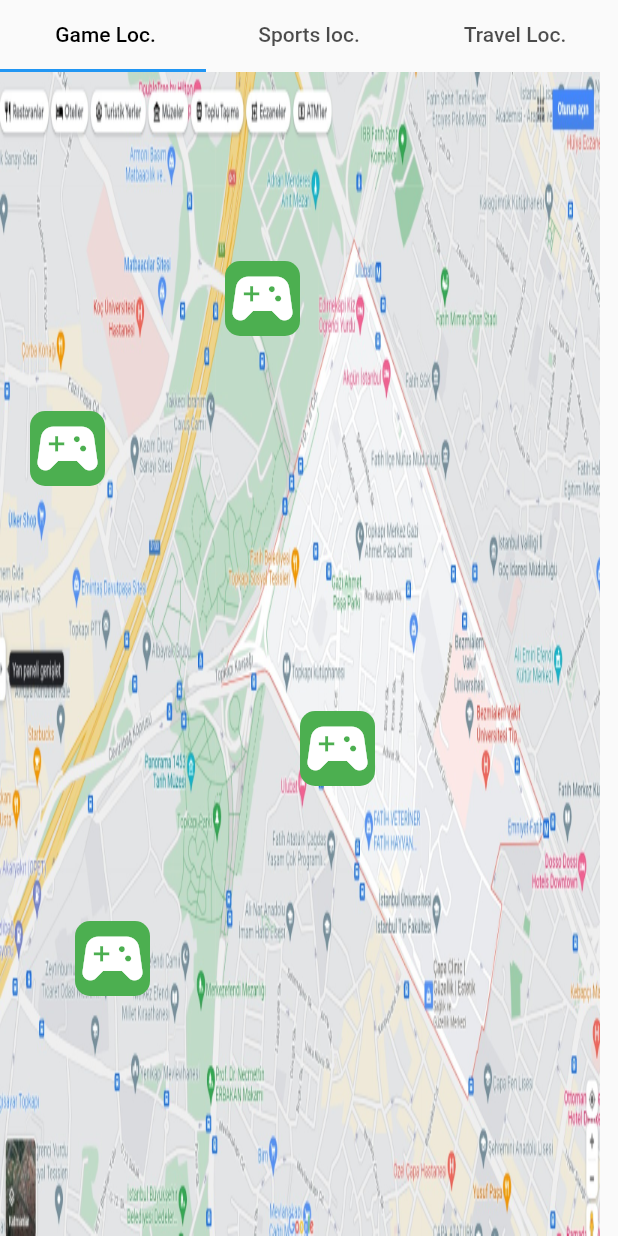
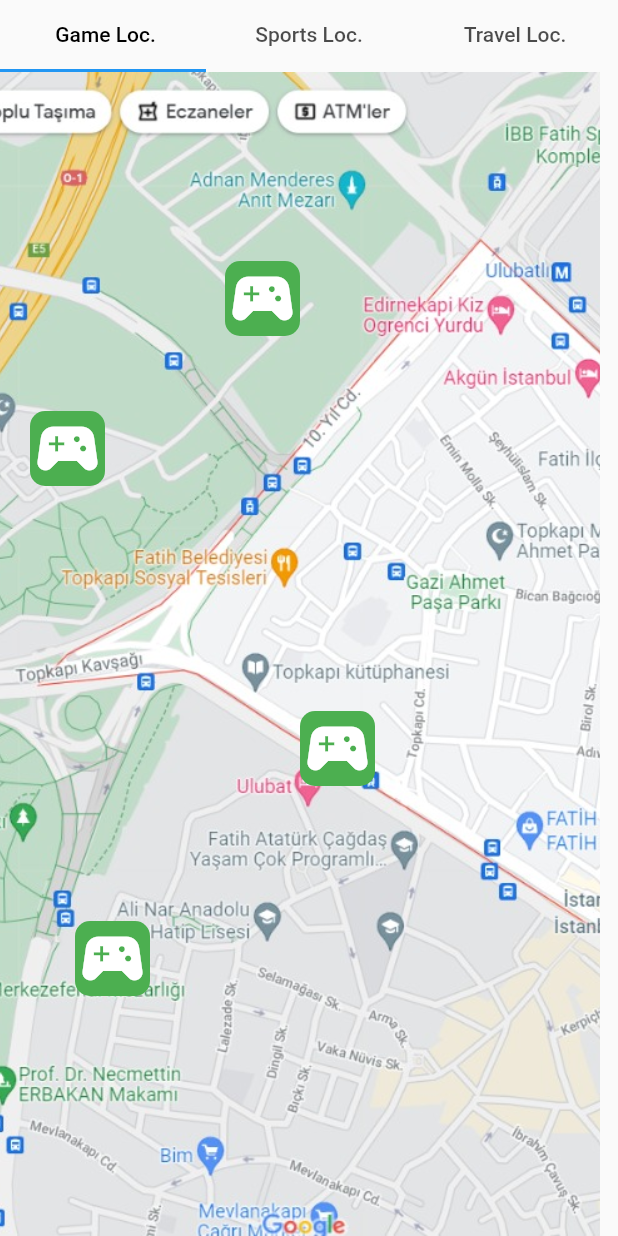
Before and after one commit to ckaraman/gst_app, a Flutter app: the screen it shows after launch, on a phone screen of 412 x 824 dp. Run offline on Flutter 3.47's test engine with Material 2 defaults, Android fonts, the phone set to English and light mode, and no system bars.

Commit message:
minor fixed

```diff
--- a/lib/pages/game_page.dart
+++ b/lib/pages/game_page.dart
@@ -18,7 +18,7 @@ class _GamePageState extends State<GamePage> {
             width: 400,
             child: Image.asset(
               'assets/foto2.jpeg',
-              fit: BoxFit.fill,
+              fit: BoxFit.cover,
             ),
           ),
           Positioned(left: 50, bottom: 160, child: customGameWidget()),
--- a/lib/pages/home_page.dart
+++ b/lib/pages/home_page.dart
@@ -26,7 +26,7 @@ class _HomePageState extends State<HomePage> {
                   labelColor: Colors.black,
                   tabs: [
                     Tab(text: ' Game Loc.'),
-                    Tab(text: 'Sports loc.'),
+                    Tab(text: 'Sports Loc.'),
                     Tab(text: 'Travel Loc.'),
                   ],
                 ),
--- a/lib/pages/sport_page.dart
+++ b/lib/pages/sport_page.dart
@@ -18,7 +18,7 @@ class _SportPageState extends State<SportPage> {
             width: 400,
             child: Image.asset(
               'assets/foto2.jpeg',
-              fit: BoxFit.fill,
+              fit: BoxFit.cover,
             ),
           ),
           Positioned(left: 50, bottom: 160, child: customSportWidget()),
--- a/lib/pages/travel_page.dart
+++ b/lib/pages/travel_page.dart
@@ -18,7 +18,7 @@ class _TravelPageState extends State<TravelPage> {
             width: 400,
             child: Image.asset(
               'assets/foto2.jpeg',
-              fit: BoxFit.fill,
+              fit: BoxFit.cover,
             ),
           ),
           Positioned(left: 70, bottom: 110, child: customTravelWidget()),
```
